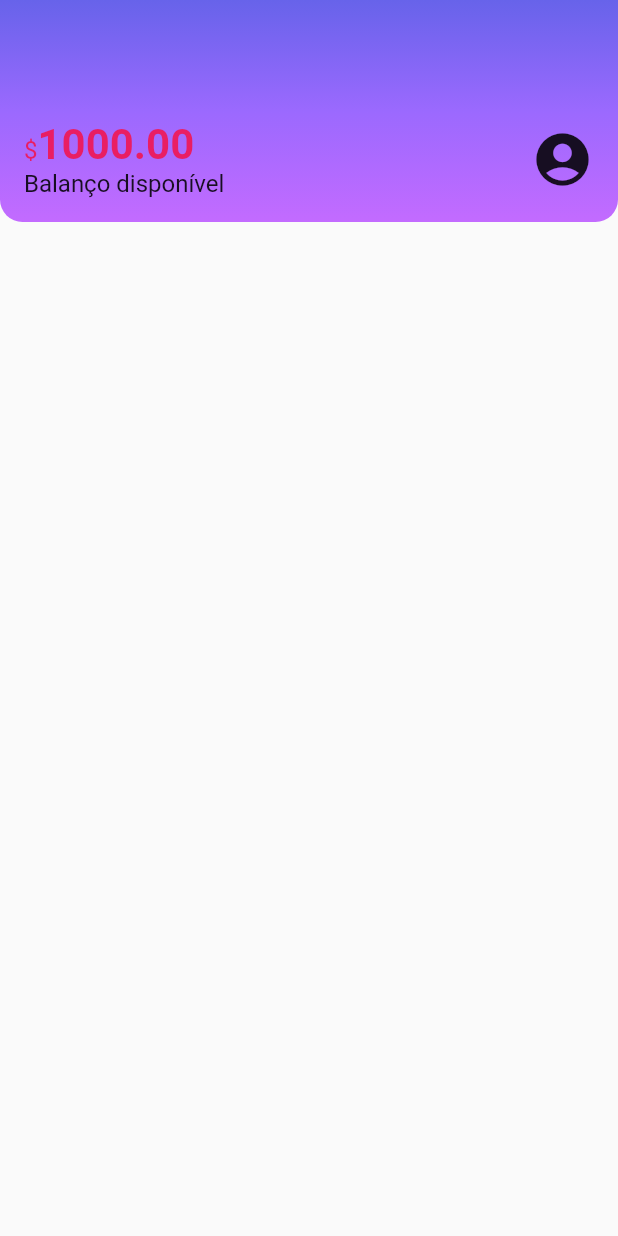
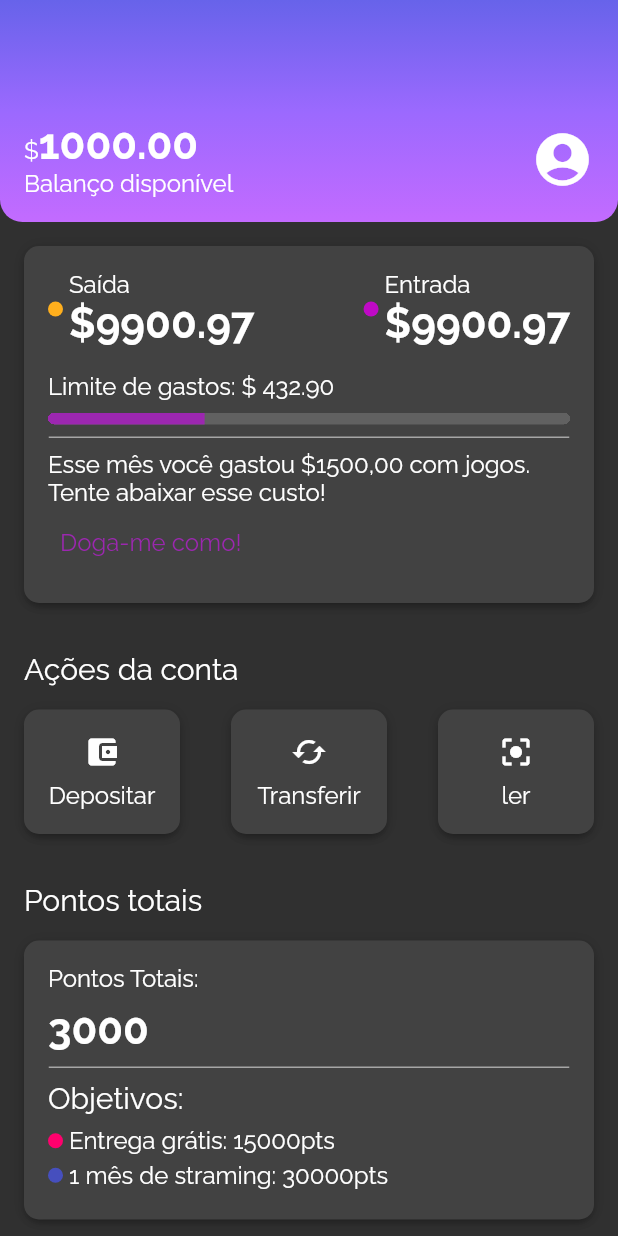
Before and after one commit to PauloHenriqueBento/flutter_alubank, a Flutter app: the screen it shows after launch, on a phone screen of 412 x 824 dp. Run offline on Flutter 3.47's test engine with Material 2 defaults, Android fonts, the phone set to English and light mode, and no system bars.

Commit message:
curso finalizado

```diff
--- /dev/null
+++ b/lib/components/box_card.dart
@@ -0,0 +1,18 @@
+import 'package:flutter/material.dart';
+
+class BoxCard extends StatelessWidget {
+  final Widget boxContent;
+  const BoxCard({Key? key, required this.boxContent}) : super(key: key);
+
+  @override
+  Widget build(BuildContext context) {
+    return Ink(
+      padding: const EdgeInsets.all(16),
+      decoration: BoxDecoration(
+          boxShadow: kElevationToShadow[3],
+          borderRadius: BorderRadius.circular(10),
+          color: Theme.of(context).cardColor),
+      child: boxContent,
+    );
+  }
+}
--- /dev/null
+++ b/lib/components/color_dot.dart
@@ -0,0 +1,18 @@
+import 'package:flutter/material.dart';
+
+class ColorDot extends StatelessWidget {
+  final Color? color;
+  const ColorDot({Key? key, required this.color}) : super(key: key);
+
+  @override
+  Widget build(BuildContext context) {
+    return Container(
+      width: 10,
+      height: 10,
+      decoration: BoxDecoration(
+        color: color,
+        borderRadius: BorderRadius.circular(10),
+      ),
+    );
+  }
+}
--- /dev/null
+++ b/lib/components/content_division.dart
@@ -0,0 +1,15 @@
+import 'package:alubank/themes/theme_colors.dart';
+import 'package:flutter/material.dart';
+
+class ContentDivision extends StatelessWidget {
+  const ContentDivision({Key? key}) : super(key: key);
+
+  @override
+  Widget build(BuildContext context) {
+    return Container(
+      height: 1,
+      decoration:
+          BoxDecoration(border: Border.all(color: ThemeColors.division)),
+    );
+  }
+}
--- /dev/null
+++ b/lib/components/sections/account_actions.dart
@@ -0,0 +1,76 @@
+import 'package:alubank/components/box_card.dart';
+import 'package:flutter/material.dart';
+
+class AccountActions extends StatelessWidget {
+  const AccountActions({Key? key}) : super(key: key);
+
+  @override
+  Widget build(BuildContext context) {
+    return Padding(
+      padding: const EdgeInsets.all(16),
+      child: Column(
+        crossAxisAlignment: CrossAxisAlignment.start,
+        children: [
+          Padding(
+            padding: const EdgeInsets.only(bottom: 16.0),
+            child: Text(
+              'Ações da conta',
+              style: Theme.of(context).textTheme.titleMedium,
+            ),
+          ),
+          Row(
+            mainAxisAlignment: MainAxisAlignment.spaceBetween,
+            children: [
+              InkWell(
+                onTap: () {},
+                child: const BoxCard(
+                  boxContent: _AccountActionsContent(
+                      icon: Icon(Icons.account_balance_wallet),
+                      text: 'Depositar'),
+                ),
+              ),
+              InkWell(
+                onTap: () {},
+                child: const BoxCard(
+                  boxContent: _AccountActionsContent(
+                      icon: Icon(Icons.cached), text: 'Transferir'),
+                ),
+              ),
+              InkWell(
+                onTap: () {},
+                child: const BoxCard(
+                  boxContent: _AccountActionsContent(
+                      icon: Icon(Icons.center_focus_strong), text: 'ler'),
+                ),
+              )
+            ],
+          )
+        ],
+      ),
+    );
+  }
+}
+
+class _AccountActionsContent extends StatelessWidget {
+  final Icon icon;
+  final String text;
+  const _AccountActionsContent(
+      {Key? key, required this.icon, required this.text})
+      : super(key: key);
+
+  @override
+  Widget build(BuildContext context) {
+    return SizedBox(
+      width: 72,
+      child: Column(
+        children: [
+          Padding(
+            padding: const EdgeInsets.only(bottom: 8),
+            child: icon,
+          ),
+          Text(text),
+        ],
+      ),
+    );
+  }
+}
--- /dev/null
+++ b/lib/components/sections/account_potions.dart
@@ -0,0 +1,94 @@
+import 'package:alubank/components/box_card.dart';
+import 'package:alubank/components/color_dot.dart';
+import 'package:alubank/components/content_division.dart';
+import 'package:alubank/themes/theme_colors.dart';
+import 'package:flutter/material.dart';
+
+class AccountPotions extends StatelessWidget {
+  const AccountPotions({Key? key}) : super(key: key);
+
+  @override
+  Widget build(BuildContext context) {
+    return Padding(
+      padding: const EdgeInsets.all(16),
+      child: Column(
+        crossAxisAlignment: CrossAxisAlignment.start,
+        children: [
+          Padding(
+            padding: const EdgeInsets.only(bottom: 8.0),
+            child: Padding(
+              padding: const EdgeInsets.only(bottom: 8.0),
+              child: Text(
+                'Pontos totais',
+                style: Theme.of(context).textTheme.titleMedium,
+              ),
+            ),
+          ),
+          BoxCard(boxContent: _AccountPotionsComponent())
+        ],
+      ),
+    );
+  }
+}
+
+class _AccountPotionsComponent extends StatelessWidget {
+  const _AccountPotionsComponent({Key? key}) : super(key: key);
+
+  @override
+  Widget build(BuildContext context) {
+    return Column(
+      crossAxisAlignment: CrossAxisAlignment.start,
+      children: [
+        Padding(
+          padding: const EdgeInsets.only(bottom: 8.0),
+          child: Text('Pontos Totais:'),
+        ),
+        Text(
+          '3000',
+          style: Theme.of(context).textTheme.bodyLarge,
+        ),
+        const Padding(
+          padding: EdgeInsets.only(bottom: 8, top: 8),
+          child: ContentDivision(),
+        ),
+        Padding(
+          padding: const EdgeInsets.only(bottom: 8.0),
+          child: Text(
+            'Objetivos:',
+            style: Theme.of(context).textTheme.titleMedium,
+          ),
+        ),
+        Column(
+          children: [
+            Padding(
+              padding: const EdgeInsets.only(bottom: 4.0),
+              child: Row(
+                children: [
+                  Padding(
+                    padding: const EdgeInsets.only(right: 4.0),
+                    child:
+                        ColorDot(color: ThemeColors.recentActivity['delivery']),
+                  ),
+                  Text('Entrega grátis: 15000pts')
+                ],
+              ),
+            ),
+            Padding(
+              padding: const EdgeInsets.only(bottom: 4.0),
+              child: Row(
+                children: [
+                  Padding(
+                    padding: const EdgeInsets.only(right: 4.0),
+                    child: ColorDot(
+                        color: ThemeColors.recentActivity['streaming']),
+                  ),
+                  Text('1 mês de straming: 30000pts')
+                ],
+              ),
+            ),
+          ],
+        )
+      ],
+    );
+  }
+}
--- a/lib/components/sections/header.dart
+++ b/lib/components/sections/header.dart
@@ -1,4 +1,4 @@
-
+import 'package:alubank/themes/theme_colors.dart';
 import 'package:flutter/material.dart';
 
 class Header extends StatelessWidget {
@@ -11,12 +11,7 @@ class Header extends StatelessWidget {
         gradient: LinearGradient(
             begin: Alignment.topCenter,
             end: Alignment.bottomCenter,
-            colors: <Color>[
-              Color.fromRGBO(103, 99, 234, 1),
-              Color.fromRGBO(155, 105, 254, 1),
-              Color.fromRGBO(195, 107, 255, 1),
-            ]
-        ),
+            colors: ThemeColors.headerGradient),
         borderRadius: BorderRadius.vertical(bottom: Radius.circular(15)),
       ),
       child: Padding(
@@ -26,23 +21,24 @@ class Header extends StatelessWidget {
           children: <Widget>[
             Column(
               crossAxisAlignment: CrossAxisAlignment.start,
-              children: const <Widget>[
+              children: <Widget>[
                 // Text(
                 //   '\$1000.00',
                 //   style: TextStyle(fontSize: 28, fontWeight: FontWeight.bold),
                 // ),
-                Text.rich(TextSpan(
+                Text.rich(
+                  TextSpan(
                     text: '\$',
-                    style: TextStyle(fontSize: 16, color: Colors.pink),
                     children: <TextSpan>[
                       TextSpan(
-                          text: '1000.00',
-                          style: TextStyle(
-                              fontSize: 28, fontWeight: FontWeight.bold)),
-                    ])),
+                        text: '1000.00',
+                        style: Theme.of(context).textTheme.bodyLarge,
+                      ),
+                    ],
+                  ),
+                ),
                 Text(
                   'Balanço disponível',
-                  style: TextStyle(fontSize: 16),
                 ),
               ],
             ),
--- /dev/null
+++ b/lib/components/sections/recent_activity.dart
@@ -0,0 +1,94 @@
+import 'package:alubank/components/box_card.dart';
+import 'package:alubank/components/color_dot.dart';
+import 'package:alubank/components/content_division.dart';
+import 'package:alubank/themes/theme_colors.dart';
+import 'package:flutter/material.dart';
+
+class RecentActivity extends StatelessWidget {
+  const RecentActivity({Key? key}) : super(key: key);
+
+  @override
+  Widget build(BuildContext context) {
+    return const Padding(
+      padding: EdgeInsets.all(16),
+      child: BoxCard(boxContent: _RecentActivityContent()),
+    );
+  }
+}
+
+class _RecentActivityContent extends StatelessWidget {
+  const _RecentActivityContent({Key? key}) : super(key: key);
+
+  @override
+  Widget build(BuildContext context) {
+    return Column(
+      crossAxisAlignment: CrossAxisAlignment.start,
+      children: [
+        Row(
+          mainAxisAlignment: MainAxisAlignment.spaceBetween,
+          children: [
+            Row(
+              children: [
+                Padding(
+                  padding: const EdgeInsets.only(right: 4),
+                  child: ColorDot(color: ThemeColors.recentActivity['spent']),
+                ),
+                Column(
+                  crossAxisAlignment: CrossAxisAlignment.start,
+                  children: [
+                    const Text('Saída'),
+                    Text('\$9900.97',
+                        style: Theme.of(context).textTheme.bodyLarge),
+                  ],
+                )
+              ],
+            ),
+            Row(
+              children: [
+                Padding(
+                  padding: const EdgeInsets.only(right: 4),
+                  child: ColorDot(color: ThemeColors.recentActivity['income']),
+                ),
+                Column(
+                  crossAxisAlignment: CrossAxisAlignment.start,
+                  children: [
+                    const Text('Entrada'),
+                    Text('\$9900.97',
+                        style: Theme.of(context).textTheme.bodyLarge),
+                  ],
+                )
+              ],
+            ),
+          ],
+        ),
+        const Padding(
+          padding: EdgeInsets.only(top: 16, bottom: 8),
+          child: Text('Limite de gastos: \$ 432.90'),
+        ),
+        Container(
+          clipBehavior: Clip.hardEdge,
+          decoration: BoxDecoration(
+            borderRadius: BorderRadius.circular(5),
+          ),
+          child: const LinearProgressIndicator(
+            value: 0.3,
+            minHeight: 8,
+          ),
+        ),
+        const Padding(
+          padding: EdgeInsets.only(top: 8.0, bottom: 8.0),
+          child: ContentDivision(),
+        ),
+        const Text(
+            'Esse mês você gastou \$1500,00 com jogos. Tente abaixar esse custo!'),
+        TextButton(
+          onPressed: () {},
+          child: const Text(
+            'Doga-me como!',
+            style: TextStyle(fontSize: 16),
+          ),
+        ),
+      ],
+    );
+  }
+}
--- a/lib/main.dart
+++ b/lib/main.dart
@@ -1,4 +1,5 @@
 import 'package:alubank/screens/home.dart';
+import 'package:alubank/themes/my_theme.dart';
 import 'package:flutter/material.dart';
 
 void main() {
@@ -10,9 +11,10 @@ class Alubank extends StatelessWidget {
 
   @override
   Widget build(BuildContext context) {
-    return const MaterialApp(
+    return MaterialApp(
       title: 'Alubank',
-      home: Home(),
+      theme: MyTheme,
+      home: const Home(),
     );
   }
 }
--- a/lib/screens/home.dart
+++ b/lib/screens/home.dart
@@ -1,3 +1,10 @@
+import 'package:alubank/components/box_card.dart';
+import 'package:alubank/components/color_dot.dart';
+import 'package:alubank/components/content_division.dart';
+import 'package:alubank/components/sections/account_actions.dart';
+import 'package:alubank/components/sections/account_potions.dart';
+import 'package:alubank/components/sections/recent_activity.dart';
+import 'package:alubank/themes/theme_colors.dart';
 import 'package:flutter/material.dart';
 
 import '../components/sections/header.dart';
@@ -8,10 +15,15 @@ class Home extends StatelessWidget {
   @override
   Widget build(BuildContext context) {
     return Scaffold(
-        body: Column(
-      children: const <Widget>[
-        Header(),
-      ],
+        body: SingleChildScrollView(
+      child: Column(
+        children: const <Widget>[
+          Header(),
+          RecentActivity(),
+          AccountActions(),
+          AccountPotions()
+        ],
+      ),
     ));
   }
 }
--- /dev/null
+++ b/lib/themes/my_theme.dart
@@ -0,0 +1,20 @@
+import 'package:alubank/themes/theme_colors.dart';
+import 'package:flutter/material.dart';
+
+ThemeData MyTheme = ThemeData(
+  primarySwatch: ThemeColors.primaryColor,
+  primaryColor: ThemeColors.primaryColor,
+  brightness: Brightness.dark,
+  fontFamily: 'Raleway',
+  textTheme: const TextTheme(
+    bodyMedium: TextStyle(fontSize: 16),
+    bodyLarge: TextStyle(
+      fontSize: 28,
+      fontWeight: FontWeight.bold,
+    ),
+    titleMedium: TextStyle(
+      fontSize: 20,
+      fontWeight: FontWeight.normal,
+    ),
+  ),
+);
--- /dev/null
+++ b/lib/themes/theme_colors.dart
@@ -0,0 +1,17 @@
+import 'package:flutter/material.dart';
+
+class ThemeColors {
+  static const MaterialColor primaryColor = Colors.purple;
+  static const List<Color> headerGradient = [
+    Color.fromRGBO(103, 99, 234, 1),
+    Color.fromRGBO(155, 105, 254, 1),
+    Color.fromRGBO(195, 107, 255, 1),
+  ];
+  static const recentActivity = {
+    'spent': Color.fromRGBO(255, 175, 29, 1),
+    'income': Color.fromRGBO(191, 9, 198, 1),
+    'delivery': Color.fromRGBO(255, 0, 109, 1),
+    'streaming': Color.fromRGBO(70, 79, 190, 1)
+  };
+  static const division = Color.fromRGBO(166, 166, 166, 1);
+}
```
Also changed, not shown: pubspec.yaml (+7 -0 lines), fonts/Raleway-Bold.ttf (added), fonts/Raleway-Regular.ttf (added).
